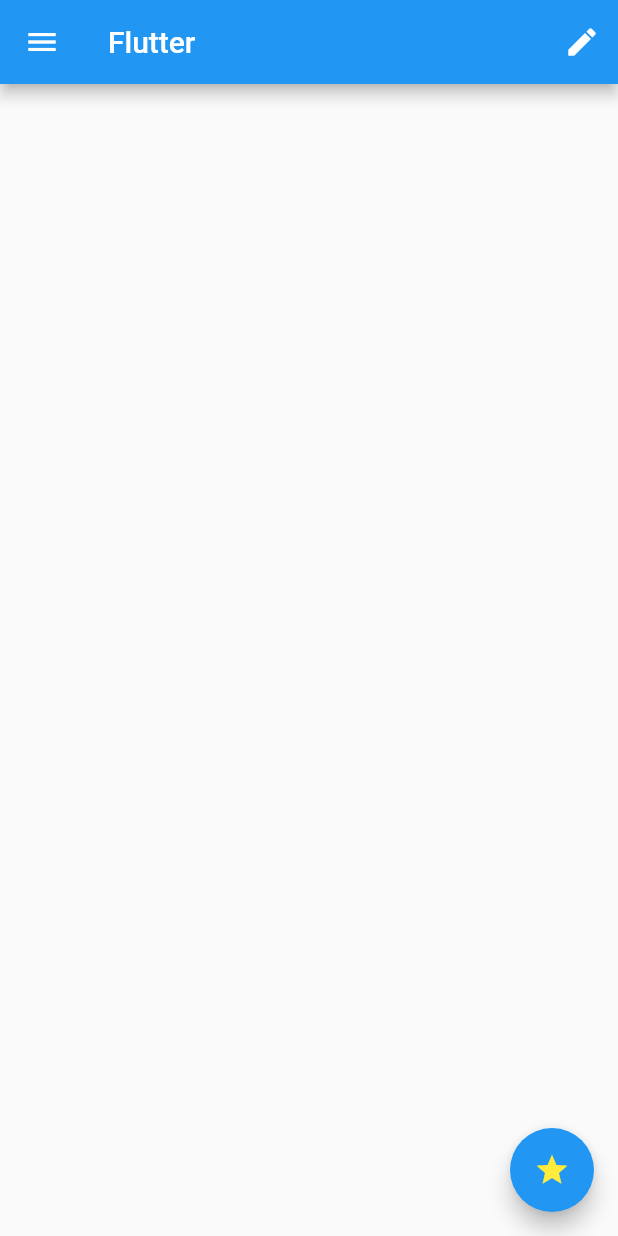
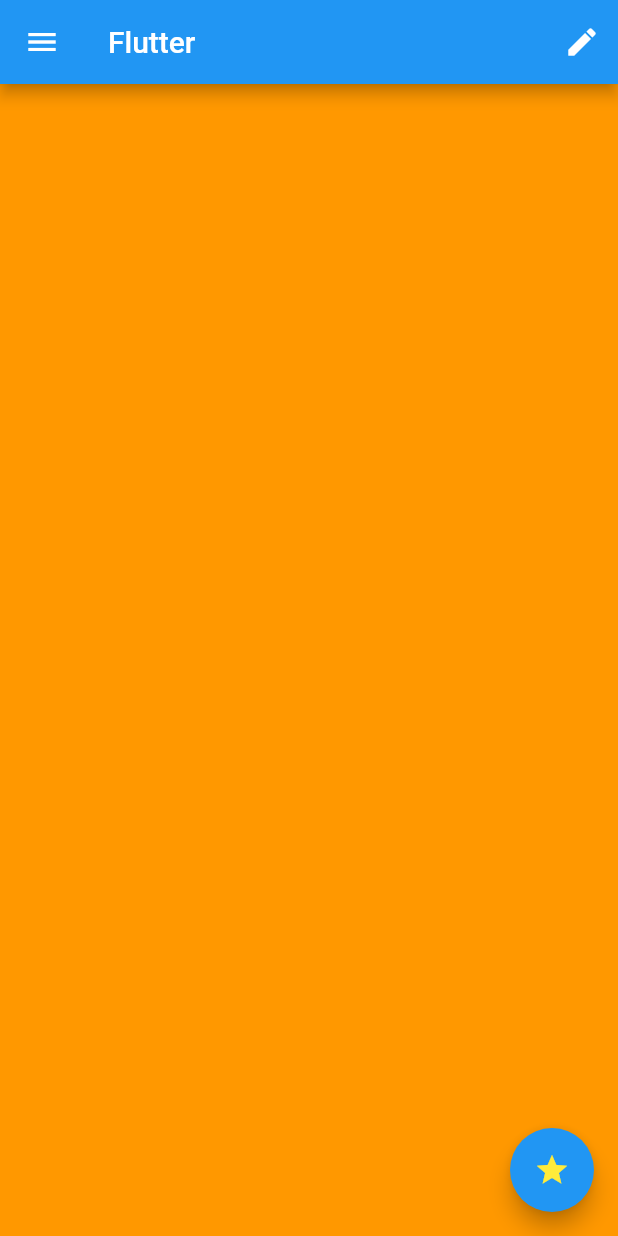
Before and after one commit to rohan20/flutter-material-challenge, a Flutter app: the screen it shows after launch, on a phone screen of 412 x 824 dp. Run offline on Flutter 3.47's test engine with Material 2 defaults, Android fonts, the phone set to English and light mode, and no system bars.

Commit message:
iteration 3: 2m 57s

```diff
--- a/lib/main.dart
+++ b/lib/main.dart
@@ -1,16 +1,20 @@
 import 'package:flutter/material.dart';
 
 void main() {
-  runApp(MyApp());
+  runApp(MyApp2());
 }
 
-class MyApp extends StatelessWidget {
+class MyApp2 extends StatelessWidget {
   @override
   Widget build(BuildContext context) {
     return new MaterialApp(
       debugShowCheckedModeBanner: false,
       home: Scaffold(
+        body: Container(
+          color: Colors.orange,
+        ),
         appBar: AppBar(
+          title: Text("Flutter"),
           actions: <Widget>[
             IconButton(
               icon: Icon(
@@ -20,9 +24,7 @@ class MyApp extends StatelessWidget {
               onPressed: () {},
             )
           ],
-          title: Text("Flutter"),
         ),
-        body: Container(),
         floatingActionButton: FloatingActionButton(
           onPressed: null,
           child: Icon(
```
